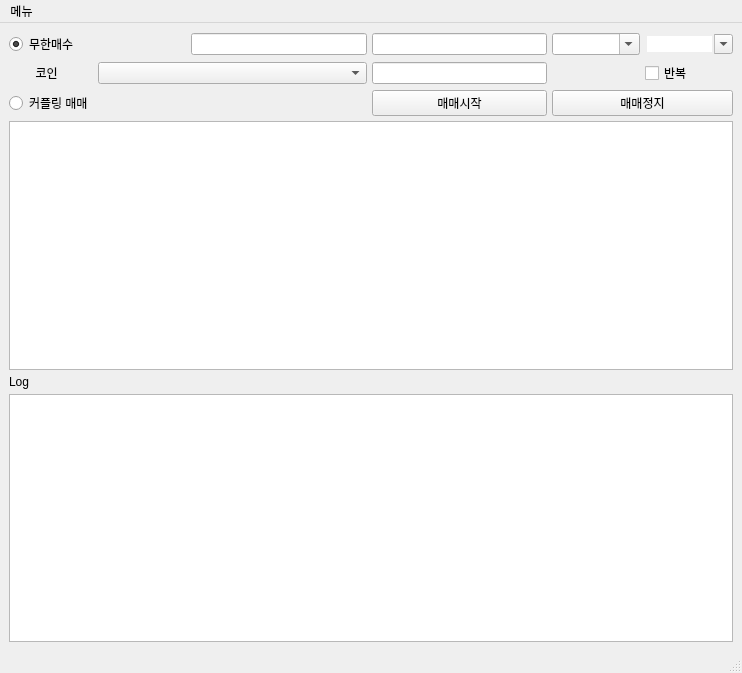
This is ui/main.ui in hanwool26/coin_trader_client as Qt 5 draws it before an edit. The edited form follows.
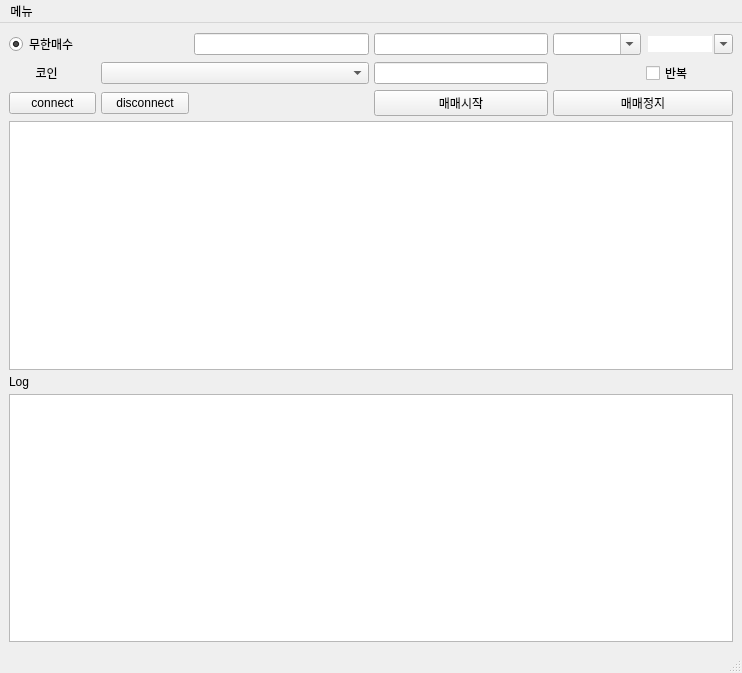
This is the edited form.

Diff of the .ui file:
```diff
--- a/ui/main.ui
+++ b/ui/main.ui
@@ -16,20 +16,10 @@
   <widget class="QWidget" name="centralwidget">
    <layout class="QVBoxLayout" name="verticalLayout">
     <item>
-     <layout class="QGridLayout" name="gridLayout" rowstretch="0,0,0,0,0,0,0,0,0" columnstretch="0,1,2,2,1,1">
+     <layout class="QGridLayout" name="gridLayout" rowstretch="0,0,0,0,0,0,0,0,0" columnstretch="1,1,2,2,1,1">
       <property name="spacing">
        <number>5</number>
       </property>
-      <item row="3" column="0">
-       <widget class="QRadioButton" name="couple_r_btn">
-        <property name="text">
-         <string>커플링 매매</string>
-        </property>
-       </widget>
-      </item>
-      <item row="0" column="3">
-       <widget class="QLineEdit" name="invest_asset_lineEdit"/>
-      </item>
       <item row="0" column="2">
        <widget class="QLineEdit" name="asset_info"/>
       </item>
@@ -40,6 +30,9 @@
         </property>
        </widget>
       </item>
+      <item row="0" column="3">
+       <widget class="QLineEdit" name="invest_asset_lineEdit"/>
+      </item>
       <item row="6" column="0" colspan="6">
        <widget class="QTableWidget" name="list_view"/>
       </item>
@@ -66,6 +59,13 @@
         </property>
        </widget>
       </item>
+      <item row="0" column="4">
+       <widget class="QComboBox" name="asset_rate_comboBox">
+        <property name="editable">
+         <bool>true</bool>
+        </property>
+       </widget>
+      </item>
       <item row="0" column="5">
        <widget class="QComboBox" name="interval_comboBox">
         <property name="autoFillBackground">
@@ -85,16 +85,6 @@
         </property>
        </widget>
       </item>
-      <item row="1" column="3">
-       <widget class="QLineEdit" name="profit_lineEdit"/>
-      </item>
-      <item row="0" column="4">
-       <widget class="QComboBox" name="asset_rate_comboBox">
-        <property name="editable">
-         <bool>true</bool>
-        </property>
-       </widget>
-      </item>
       <item row="1" column="5">
        <widget class="QCheckBox" name="repeat_checkBox">
         <property name="text">
@@ -102,6 +92,9 @@
         </property>
        </widget>
       </item>
+      <item row="1" column="3">
+       <widget class="QLineEdit" name="profit_lineEdit"/>
+      </item>
       <item row="3" column="3">
        <widget class="QPushButton" name="trade_btn">
         <property name="text">
@@ -109,13 +102,6 @@
         </property>
        </widget>
       </item>
-      <item row="3" column="4" colspan="2">
-       <widget class="QPushButton" name="stop_btn">
-        <property name="text">
-         <string>매매정지</string>
-        </property>
-       </widget>
-      </item>
       <item row="1" column="0">
        <widget class="QLabel" name="label_2">
         <property name="text">
@@ -123,6 +109,27 @@
         </property>
        </widget>
       </item>
+      <item row="3" column="4" colspan="2">
+       <widget class="QPushButton" name="stop_btn">
+        <property name="text">
+         <string>매매정지</string>
+        </property>
+       </widget>
+      </item>
+      <item row="3" column="0">
+       <widget class="QPushButton" name="connectButton">
+        <property name="text">
+         <string>connect</string>
+        </property>
+       </widget>
+      </item>
+      <item row="3" column="1">
+       <widget class="QPushButton" name="disconnectButton">
+        <property name="text">
+         <string>disconnect</string>
+        </property>
+       </widget>
+      </item>
      </layout>
     </item>
    </layout>
```
Left out of the diff: 6 changed lines with no effect on the pictures.
